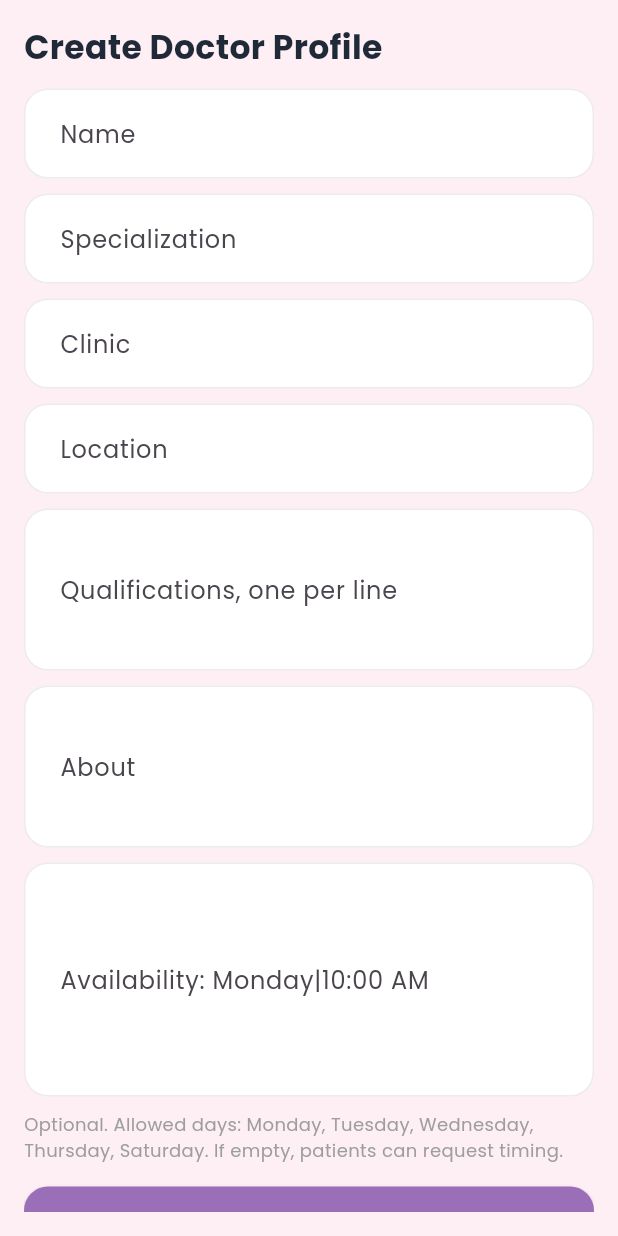
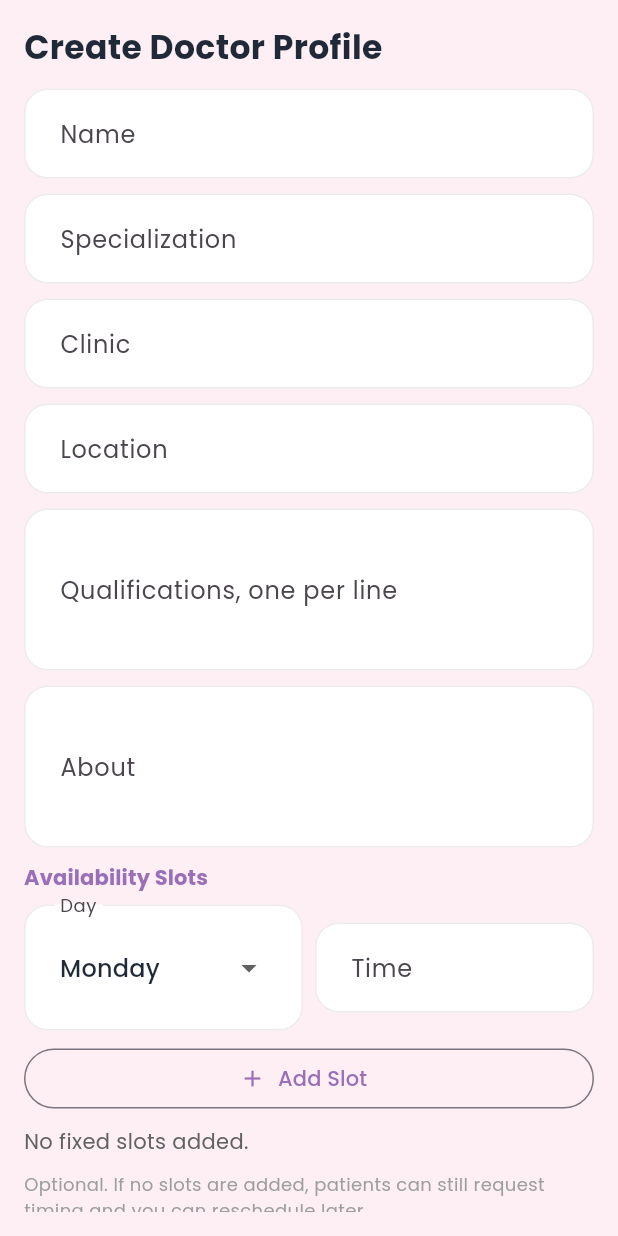
Before and after one commit to RohanKaranjee/nisarga-app, a Flutter app: the _DoctorProfileForm widget shown alone on an empty page, opened directly, on a phone screen of 412 x 824 dp. Run offline on Flutter 3.47's test engine with Material 3 defaults, Android fonts, the phone set to English and light mode, and no system bars; our stand-ins replace cloud_firestore, firebase_auth, firebase_core, firebase_messaging, fl_chart, flutter_local_notifications and 6 more; accounts and stored records are empty.

Commit message:
Improve doctor availability slot editor

```diff
--- a/lib/presentation/screens/doctor/doctor_panel_screen.dart
+++ b/lib/presentation/screens/doctor/doctor_panel_screen.dart
@@ -1429,7 +1429,9 @@ class _DoctorProfileFormState extends State<_DoctorProfileForm> {
   late final TextEditingController _locationController;
   late final TextEditingController _qualificationController;
   late final TextEditingController _aboutController;
-  late final TextEditingController _availabilityController;
+  late final TextEditingController _timeController;
+  late final List<Map<String, String>> _availabilitySlots;
+  String _selectedAvailabilityDay = _allowedDays.first;
   bool _saving = false;
 
   @override
@@ -1444,12 +1446,22 @@ class _DoctorProfileFormState extends State<_DoctorProfileForm> {
     _qualificationController =
         TextEditingController(text: doctor?.qualifications.join('\n') ?? '');
     _aboutController = TextEditingController(text: doctor?.about ?? '');
-    _availabilityController = TextEditingController(
-      text: doctor?.availability
-              .map((slot) => '${slot['day']}|${slot['time']}')
-              .join('\n') ??
-          '',
-    );
+    _timeController = TextEditingController();
+    _availabilitySlots =
+        (doctor?.availability ?? const <Map<String, String>>[]).where((slot) {
+      final day = slot['day'] ?? '';
+      final time = slot['time'] ?? '';
+      return _allowedDays.contains(day) && time.trim().isNotEmpty;
+    }).map((slot) {
+      return {
+        'day': slot['day'] ?? _allowedDays.first,
+        'time': (slot['time'] ?? '').trim(),
+      };
+    }).toList();
+    if (_availabilitySlots.isNotEmpty) {
+      _selectedAvailabilityDay =
+          _availabilitySlots.first['day'] ?? _allowedDays.first;
+    }
   }
 
   @override
@@ -1460,7 +1472,7 @@ class _DoctorProfileFormState extends State<_DoctorProfileForm> {
     _locationController.dispose();
     _qualificationController.dispose();
     _aboutController.dispose();
-    _availabilityController.dispose();
+    _timeController.dispose();
     super.dispose();
   }
 
@@ -1482,32 +1494,13 @@ class _DoctorProfileFormState extends State<_DoctorProfileForm> {
       return;
     }
 
-    final availability = <Map<String, String>>[];
-    final invalidAvailability = <String>[];
-    for (final rawLine in _availabilityController.text.split('\n')) {
-      final line = rawLine.trim();
-      if (line.isEmpty) continue;
-      if (!line.contains('|')) {
-        invalidAvailability.add(line);
-        continue;
-      }
-      final parts = line.split('|');
-      final day = parts.first.trim();
-      final time = parts.sublist(1).join('|').trim();
-      if (!_allowedDays.contains(day) || time.isEmpty) {
-        invalidAvailability.add(line);
-        continue;
-      }
-      availability.add({'day': day, 'time': time});
-    }
-    if (invalidAvailability.isNotEmpty) {
-      messenger.showSnackBar(
-        const SnackBar(
-          content: Text('Use availability format like Monday|10:00 AM.'),
-        ),
-      );
-      return;
-    }
+    final availability = _availabilitySlots
+        .map((slot) => {
+              'day': slot['day'] ?? _allowedDays.first,
+              'time': slot['time'] ?? '',
+            })
+        .where((slot) => (slot['time'] ?? '').trim().isNotEmpty)
+        .toList();
     final qualifications = _qualificationController.text
         .split('\n')
         .map((line) => line.trim())
@@ -1584,13 +1577,9 @@ class _DoctorProfileFormState extends State<_DoctorProfileForm> {
             _field(_qualificationController, 'Qualifications, one per line',
                 maxLines: 3),
             _field(_aboutController, 'About', maxLines: 3),
-            _field(
-              _availabilityController,
-              'Availability: Monday|10:00 AM',
-              maxLines: 5,
-            ),
+            _availabilityEditor(context),
             const Text(
-              'Optional. Allowed days: Monday, Tuesday, Wednesday, Thursday, Saturday. If empty, patients can request timing.',
+              'Optional. If no slots are added, patients can still request timing and you can reschedule later.',
               style: TextStyle(color: Colors.grey, fontSize: 12),
             ),
             const SizedBox(height: 16),
@@ -1605,6 +1594,124 @@ class _DoctorProfileFormState extends State<_DoctorProfileForm> {
         ),
       ),
     );
+  }
+
+  Widget _availabilityEditor(BuildContext context) {
+    return Padding(
+      padding: const EdgeInsets.only(bottom: 10),
+      child: Column(
+        crossAxisAlignment: CrossAxisAlignment.start,
+        children: [
+          Text(
+            'Availability Slots',
+            style: Theme.of(context).textTheme.titleSmall?.copyWith(
+                  color: AppColors.primary,
+                  fontWeight: FontWeight.w700,
+                ),
+          ),
+          const SizedBox(height: 8),
+          Row(
+            children: [
+              Expanded(
+                child: InputDecorator(
+                  decoration: const InputDecoration(
+                    labelText: 'Day',
+                    border: OutlineInputBorder(),
+                  ),
+                  child: DropdownButtonHideUnderline(
+                    child: DropdownButton<String>(
+                      value: _selectedAvailabilityDay,
+                      isExpanded: true,
+                      items: _allowedDays
+                          .map(
+                            (day) => DropdownMenuItem(
+                              value: day,
+                              child: Text(day),
+                            ),
+                          )
+                          .toList(),
+                      onChanged: (day) {
+                        if (day == null) return;
+                        setState(() => _selectedAvailabilityDay = day);
+                      },
+                    ),
+                  ),
+                ),
+              ),
+              const SizedBox(width: 8),
+              Expanded(
+                child: TextField(
+                  controller: _timeController,
+                  decoration: const InputDecoration(
+                    labelText: 'Time',
+                    hintText: '10:00 AM',
+                    border: OutlineInputBorder(),
+                  ),
+                ),
+              ),
+            ],
+          ),
+          const SizedBox(height: 8),
+          SizedBox(
+            width: double.infinity,
+            child: OutlinedButton.icon(
+              onPressed: _addAvailabilitySlot,
+              icon: const Icon(Icons.add),
+              label: const Text('Add Slot'),
+            ),
+          ),
+          const SizedBox(height: 8),
+          if (_availabilitySlots.isEmpty)
+            Text(
+              'No fixed slots added.',
+              style: TextStyle(color: Colors.grey.shade700),
+            )
+          else
+            Wrap(
+              spacing: 8,
+              runSpacing: 8,
+              children: [
+                for (var index = 0; index < _availabilitySlots.length; index++)
+                  InputChip(
+                    label: Text(
+                      '${_availabilitySlots[index]['day']} - ${_availabilitySlots[index]['time']}',
+                    ),
+                    onDeleted: () {
+                      setState(() => _availabilitySlots.removeAt(index));
+                    },
+                  ),
+              ],
+            ),
+        ],
+      ),
+    );
+  }
+
+  void _addAvailabilitySlot() {
+    final time = _timeController.text.trim();
+    if (time.isEmpty) {
+      ScaffoldMessenger.of(context).showSnackBar(
+        const SnackBar(content: Text('Enter slot time, example 10:00 AM.')),
+      );
+      return;
+    }
+    final duplicate = _availabilitySlots.any((slot) {
+      return slot['day'] == _selectedAvailabilityDay &&
+          slot['time']?.toLowerCase() == time.toLowerCase();
+    });
+    if (duplicate) {
+      ScaffoldMessenger.of(context).showSnackBar(
+        const SnackBar(content: Text('This slot is already added.')),
+      );
+      return;
+    }
+    setState(() {
+      _availabilitySlots.add({
+        'day': _selectedAvailabilityDay,
+        'time': time,
+      });
+      _timeController.clear();
+    });
   }
 
   Widget _field(TextEditingController controller, String label,
```
